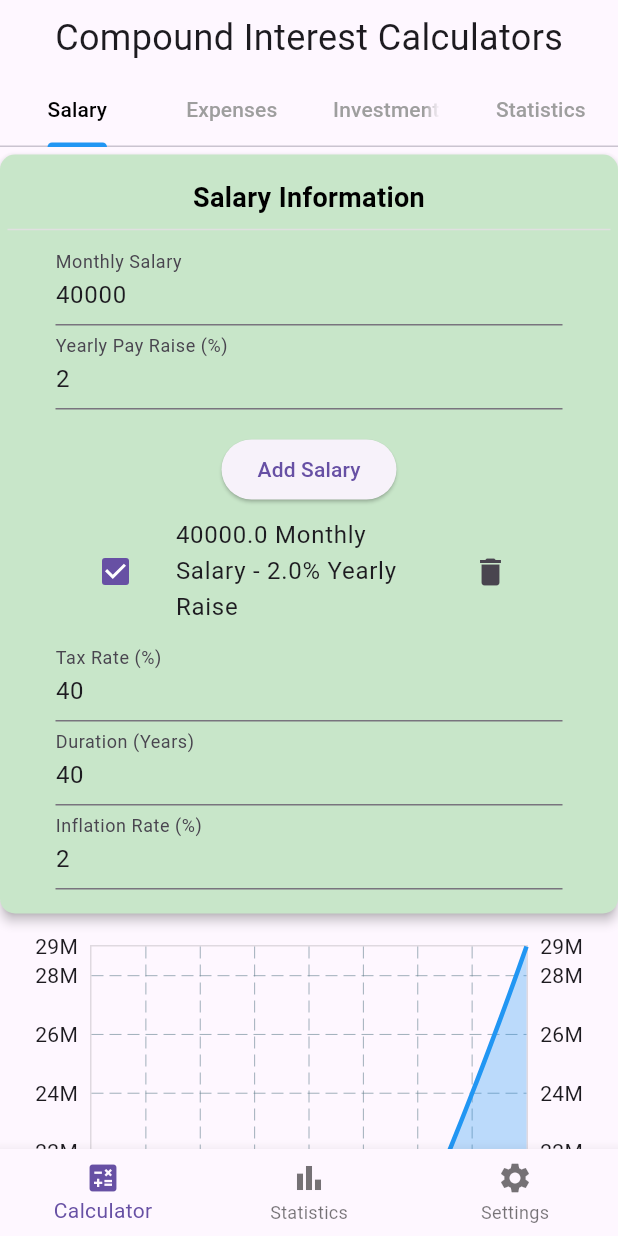
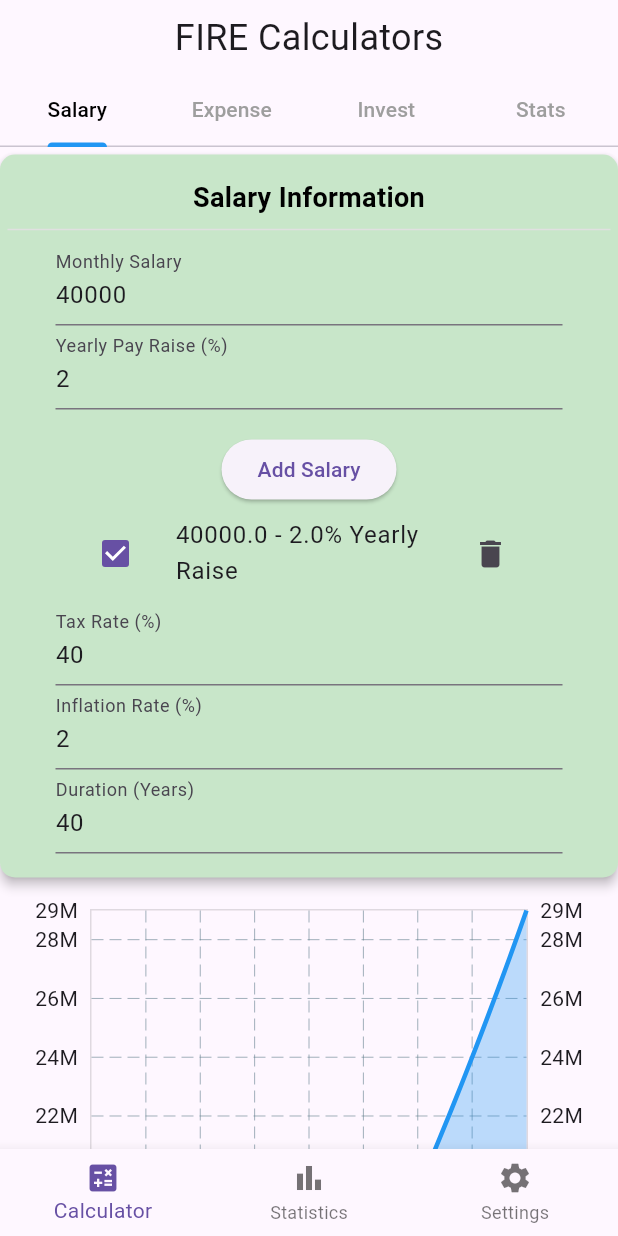
Before and after one commit to Gorm2303/fire-project, a Flutter app: the screen it shows after launch, after a tap on "Add Salary", on a phone screen of 412 x 824 dp. Run offline on Flutter 3.47's test engine with Material 3 defaults, Android fonts, the phone set to English and light mode, and no system bars; drawn by our look-alikes of fl_chart; our stand-ins replace data_table_2, shared_preferences; missing offline and left inert: flutter_math_fork.

Commit message:
Refining the UI

```diff
--- a/fire_app/lib/main.dart
+++ b/fire_app/lib/main.dart
@@ -1,7 +1,7 @@
 import 'package:flutter/material.dart';
-import 'screens/calculator_screen.dart';
-import 'screens/statistics_tab.dart';
-import 'screens/settings_tab.dart';
+import 'widgets/calculator_screen.dart';
+import 'tabs/statistics_tab.dart';
+import 'tabs/settings_tab.dart';
 import 'package:shared_preferences/shared_preferences.dart';
 
 void main() {
--- a/fire_app/lib/screens/investment_tab.dart
+++ b/fire_app/lib/tabs/investment_tab.dart
@@ -1,14 +1,14 @@
 import 'package:fire_app/models/tax_option.dart';
-import 'package:fire_app/widgets/investment_widgets/investment_calculation_widget.dart';
+import 'package:fire_app/widgets/investment_widgets/calculation_widget.dart';
 import 'package:fire_app/widgets/investment_widgets/break_period_widget.dart';
-import 'package:fire_app/widgets/investment_widgets/investment_note_widget.dart';
+import 'package:fire_app/widgets/investment_widgets/note_widget.dart';
 import 'package:fire_app/widgets/withdrawal_tax_widgets/withdrawal_widget.dart';
 import 'package:fire_app/widgets/wrappers/card_wrapper.dart';
 import 'package:flutter/material.dart';
 import 'package:fire_app/services/tax_option_manager.dart';
 import 'package:fire_app/widgets/withdrawal_tax_widgets/tax_note_widget.dart';
 import 'package:fire_app/models/investment_plan.dart';
-import 'package:fire_app/widgets/investment_table_widget.dart';
+import 'package:fire_app/widgets/investment_widgets/table_widget.dart';
 import 'package:fire_app/widgets/investment_widgets/input_fields_widget.dart';
 import 'package:fire_app/widgets/withdrawal_tax_widgets/tax_calculation_results_widget.dart';
 import 'package:fire_app/widgets/withdrawal_tax_widgets/tax_rate_widget.dart';
--- a/fire_app/lib/screens/calculator_screen.dart
+++ b/fire_app/lib/widgets/calculator_screen.dart
@@ -1,7 +1,7 @@
-import 'package:fire_app/screens/expenses_tab.dart';
-import 'package:fire_app/screens/investment_tab.dart';
-import 'package:fire_app/screens/salary_tab.dart';
-import 'package:fire_app/screens/statistics_tab.dart';
+import 'package:fire_app/tabs/expenses_tab.dart';
+import 'package:fire_app/tabs/investment_tab.dart';
+import 'package:fire_app/tabs/salary_tab.dart';
+import 'package:fire_app/tabs/statistics_tab.dart';
 import 'package:flutter/material.dart';
 import 'package:fire_app/widgets/tab_menu_widget.dart';
 import 'package:shared_preferences/shared_preferences.dart';
@@ -62,7 +62,7 @@ class _CalculatorScreenState extends State<CalculatorScreen> with TickerProvider
             const Padding(
               padding: EdgeInsets.symmetric(vertical: 8.0),
               child: Text(
-                'Compound Interest Calculators',
+                'FIRE Calculators',
                 style: TextStyle(fontSize: 24),
               ),
             ),
--- a/fire_app/lib/widgets/expense_widgets/list_widget.dart
+++ b/fire_app/lib/widgets/expense_widgets/list_widget.dart
@@ -17,6 +17,7 @@ class ExpenseList extends StatelessWidget {
   Widget build(BuildContext context) {
     return ListView.builder(
       shrinkWrap: true,
+      physics: const NeverScrollableScrollPhysics(),
       itemCount: expenses.length,
       itemBuilder: (context, index) {
         return ListTile(
--- a/fire_app/lib/widgets/expense_widgets/table_widget.dart
+++ b/fire_app/lib/widgets/expense_widgets/table_widget.dart
@@ -18,21 +18,21 @@ class ExpenseTable extends StatelessWidget {
         horizontalMargin: 12,
         minWidth: 600,
         columns: const [
-          DataColumn(label: Text('Year')),
-          DataColumn(label: Text('Total Expenses')),
-          DataColumn(label: Text('Interest (Yearly)')),
-          DataColumn(label: Text('Interest (Total)')),
-          DataColumn(label: Text('Total Value')),
-          DataColumn(label: Text('Inflation Adjusted')),
+          DataColumn2(label: Center(child: Text('Year')), size: ColumnSize.S),
+          DataColumn2(label: Center(child: Text('Total Expenses')), size: ColumnSize.M),
+          DataColumn2(label: Center(child: Text('Interest (Yearly)')), size: ColumnSize.M),
+          DataColumn2(label: Center(child: Text('Interest (Total)')), size: ColumnSize.M),
+          DataColumn2(label: Center(child: Text('Total Value')), size: ColumnSize.M),
+          DataColumn2(label: Center(child: Text('Inflation Adjusted')), size: ColumnSize.M),
         ],
         rows: tableData.map((data) {
           return DataRow(cells: [
-            DataCell(Text(data['year'].toString())),
-            DataCell(Text(data['Total Expenses'])),
-            DataCell(Text(data['Interest (Yearly)'])),
-            DataCell(Text(data['Interest (Total)'])),
-            DataCell(Text(data['Total Value'])),
-            DataCell(Text(data['Inflation Adjusted'])),
+            DataCell(Center(child: Text(data['year'].toString()))),
+            DataCell(Center(child: Text(data['Total Expenses']))),
+            DataCell(Center(child: Text(data['Interest (Yearly)']))),
+            DataCell(Center(child: Text(data['Interest (Total)']))),
+            DataCell(Center(child: Text(data['Total Value']))),
+            DataCell(Center(child: Text(data['Inflation Adjusted']))),
           ]);
         }).toList(),
       ),
--- a/fire_app/lib/widgets/investment_widgets/investment_note_widget.dart
+++ b/fire_app/lib/widgets/investment_widgets/note_widget.dart
@@ -1,6 +1,6 @@
 import 'package:flutter/material.dart';
 import 'package:flutter_math_fork/flutter_math.dart';
-import 'investment_compounding_results_widget.dart'; // Assuming you have this class separately
+import 'compounding_results_widget.dart'; // Assuming you have this class separately
 
 class InvestmentNoteWidget extends StatelessWidget {
   final double totalDeposits;
--- a/fire_app/lib/widgets/salary_widgets/additional_inputs.dart
+++ b/fire_app/lib/widgets/salary_widgets/additional_inputs.dart
@@ -25,15 +25,15 @@ class AdditionalInputs extends StatelessWidget {
           onChanged: (value) => onParameterChanged(),
         ),
         TextField(
+          controller: inflationRateController,
+          keyboardType: TextInputType.number,
+          decoration: const InputDecoration(labelText: 'Inflation Rate (%)'),
+          onChanged: (value) => onParameterChanged(),
+        ),
+        TextField(
           controller: durationController,
           keyboardType: TextInputType.number,
           decoration: const InputDecoration(labelText: 'Duration (Years)'),
-          onChanged: (value) => onParameterChanged(),
-        ),
-        TextField(
-          controller: inflationRateController,
-          keyboardType: TextInputType.number,
-          decoration: const InputDecoration(labelText: 'Inflation Rate (%)'),
           onChanged: (value) => onParameterChanged(),
         ),
       ],
--- a/fire_app/lib/widgets/salary_widgets/list_widget.dart
+++ b/fire_app/lib/widgets/salary_widgets/list_widget.dart
@@ -22,7 +22,7 @@ class SalaryList extends StatelessWidget {
       itemBuilder: (context, index) {
         final salary = salaries[index];
         return ListTile(
-          title: Text('${salary.amount} Monthly Salary - ${salary.raiseYearlyPercentage}% Yearly Raise'),
+          title: Text('${salary.amount} - ${salary.raiseYearlyPercentage}% Yearly Raise'),
           leading: Checkbox(
             value: salary.isSelected,
             onChanged: (_) => toggleSalaryCallback(index),
--- a/fire_app/lib/widgets/salary_widgets/table_widget.dart
+++ b/fire_app/lib/widgets/salary_widgets/table_widget.dart
@@ -3,7 +3,6 @@ import 'package:flutter/material.dart';
 
 class SalaryTable extends StatelessWidget {
   final List<Map<String, dynamic>> tableData;
-
 
   const SalaryTable({
     super.key,
@@ -19,19 +18,19 @@ class SalaryTable extends StatelessWidget {
         horizontalMargin: 12,
         minWidth: 600,
         columns: const [
-          DataColumn(label: Text('Year')),
-          DataColumn(label: Text('Salary (Monthly)')),
-          DataColumn(label: Text('Salary (Total)')),
-          DataColumn(label: Text('After Tax')),
-          DataColumn(label: Text('Inflation Adjusted')),
+          DataColumn2(label: Center(child: Text('Year')), size: ColumnSize.S),
+          DataColumn2(label: Center(child: Text('Salary (Monthly)')), size: ColumnSize.M),
+          DataColumn2(label: Center(child: Text('Salary (Total)')), size: ColumnSize.M),
+          DataColumn2(label: Center(child: Text('After Tax')), size: ColumnSize.M),
+          DataColumn2(label: Center(child: Text('Inflation Adjusted')), size: ColumnSize.M),
         ],
         rows: tableData.map((data) {
           return DataRow(cells: [
-            DataCell(Text(data['year'].toString())),
-            DataCell(Text(data['Salary (Monthly)'])),
-            DataCell(Text(data['Salary (Total)'])),
-            DataCell(Text(data['After Tax'])),
-            DataCell(Text(data['Inflation Adjusted'])),
+            DataCell(Center(child: Text(data['year'].toString()))),
+            DataCell(Center(child: Text(data['Salary (Monthly)']))),
+            DataCell(Center(child: Text(data['Salary (Total)']))),
+            DataCell(Center(child: Text(data['After Tax']))),
+            DataCell(Center(child: Text(data['Inflation Adjusted']))),
           ]);
         }).toList(),
       ),
--- a/fire_app/lib/widgets/tab_menu_widget.dart
+++ b/fire_app/lib/widgets/tab_menu_widget.dart
@@ -52,9 +52,9 @@ class _TabMenuWidgetState extends State<TabMenuWidget> with SingleTickerProvider
           unselectedLabelColor: Colors.grey,
           tabs: const [
             Tab(text: 'Salary'),
-            Tab(text: 'Expenses'),
-            Tab(text: 'Investments'),
-            Tab(text: 'Statistics'),
+            Tab(text: 'Expense'),
+            Tab(text: 'Invest'),
+            Tab(text: 'Stats'),
           ],
         ),
       ],
```
Also changed, not shown: fire_app/lib/widgets/investment_table_widget.dart (deleted, +0 -65 lines), fire_app/lib/widgets/investment_widgets/table_widget.dart (added, +65 -0 lines), fire_app/lib/tabs/expenses_tab.dart (renamed from fire_app/lib/screens/expenses_tab.dart), fire_app/lib/tabs/salary_tab.dart (renamed from fire_app/lib/screens/salary_tab.dart), fire_app/lib/tabs/settings_tab.dart (renamed from fire_app/lib/screens/settings_tab.dart), fire_app/lib/tabs/statistics_tab.dart (renamed from fire_app/lib/screens/statistics_tab.dart), fire_app/lib/widgets/investment_widgets/calculation_widget.dart (renamed from fire_app/lib/widgets/investment_widgets/investment_calculation_widget.dart), fire_app/lib/widgets/investment_widgets/compounding_results_widget.dart (renamed from fire_app/lib/widgets/investment_widgets/investment_compounding_results_widget.dart).
